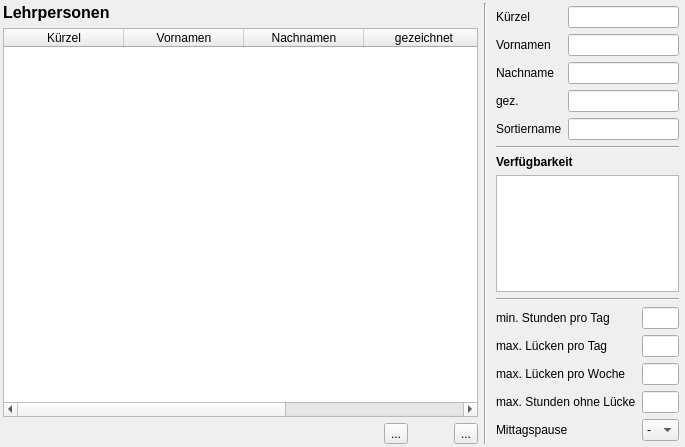
gradgrind/WZ3, file wz-data/ui/teacher_editor.ui: the form before one commit.
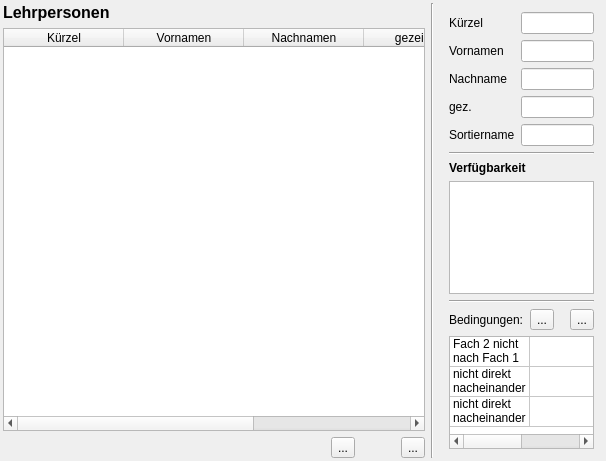
The form after the commit. Icons and pictures are not drawn. Custom widgets are drawn as their Qt base class.

Commit message: Timetable constraints for teachers, now like for classes

The edit to the form file:
```diff
--- a/wz-data/ui/teacher_editor.ui
+++ b/wz-data/ui/teacher_editor.ui
@@ -6,8 +6,8 @@
    <rect>
     <x>0</x>
     <y>0</y>
-    <width>685</width>
-    <height>447</height>
+    <width>606</width>
+    <height>461</height>
    </rect>
   </property>
   <property name="sizePolicy">
@@ -191,18 +191,6 @@
       </size>
      </property>
      <layout class="QVBoxLayout" name="verticalLayout">
-      <property name="leftMargin">
-       <number>3</number>
-      </property>
-      <property name="topMargin">
-       <number>3</number>
-      </property>
-      <property name="rightMargin">
-       <number>3</number>
-      </property>
-      <property name="bottomMargin">
-       <number>3</number>
-      </property>
       <item>
        <layout class="QFormLayout" name="formLayout">
         <item row="0" column="0">
@@ -296,19 +284,6 @@
         </property>
        </widget>
       </item>
-      <item>
-       <spacer name="verticalSpacer">
-        <property name="orientation">
-         <enum>Qt::Vertical</enum>
-        </property>
-        <property name="sizeHint" stdset="0">
-         <size>
-          <width>20</width>
-          <height>10</height>
-         </size>
-        </property>
-       </spacer>
-      </item>
       <item>
        <widget class="QLabel" name="label_6">
         <property name="font">
@@ -336,113 +311,156 @@
        </widget>
       </item>
       <item>
-       <layout class="QFormLayout" name="formLayout_2">
-        <item row="0" column="0">
-         <widget class="QLabel" name="label_2">
-          <property name="text">
-           <string>min. Stunden pro Tag</string>
-          </property>
-         </widget>
-        </item>
-        <item row="0" column="1">
-         <widget class="QLineEdit" name="MIN_LESSONS_PER_DAY"/>
-        </item>
-        <item row="1" column="0">
+       <layout class="QHBoxLayout" name="horizontalLayout_3">
+        <item>
          <widget class="QLabel" name="label_3">
           <property name="text">
-           <string>max. Lücken pro Tag</string>
+           <string>Bedingungen:</string>
           </property>
          </widget>
         </item>
-        <item row="1" column="1">
-         <widget class="QLineEdit" name="MAX_GAPS_PER_DAY"/>
-        </item>
-        <item row="2" column="0">
-         <widget class="QLabel" name="label_4">
-          <property name="text">
-           <string>max. Lücken pro Woche</string>
+        <item>
+         <spacer name="horizontalSpacer_2">
+          <property name="orientation">
+           <enum>Qt::Horizontal</enum>
           </property>
-         </widget>
+          <property name="sizeHint" stdset="0">
+           <size>
+            <width>20</width>
+            <height>20</height>
+           </size>
+          </property>
+         </spacer>
         </item>
-        <item row="2" column="1">
-         <widget class="QLineEdit" name="MAX_GAPS_PER_WEEK"/>
-        </item>
-        <item row="3" column="0">
-         <widget class="QLabel" name="label_5">
+        <item>
+         <widget class="QToolButton" name="pb_remove_constraint">
+          <property name="toolTip">
+           <string>&lt;html&gt;&lt;head/&gt;&lt;body&gt;&lt;p&gt;aktuelle Lehrperson aus der Datenbank entfernen&lt;/p&gt;&lt;/body&gt;&lt;/html&gt;</string>
+          </property>
           <property name="text">
-           <string>max. Stunden ohne Lücke</string>
+           <string>...</string>
           </property>
+          <property name="icon">
+           <iconset>
+            <normaloff>../icons/icon_remove.svg</normaloff>../icons/icon_remove.svg</iconset>
+          </property>
+          <property name="iconSize">
+           <size>
+            <width>20</width>
+            <height>20</height>
+           </size>
+          </property>
          </widget>
         </item>
-        <item row="3" column="1">
-         <widget class="QLineEdit" name="MAX_CONSECUTIVE_LESSONS"/>
-        </item>
-        <item row="4" column="0">
-         <widget class="QLabel" name="label_12">
-          <property name="text">
-           <string>Mittagspause</string>
+        <item>
+         <spacer name="horizontalSpacer_4">
+          <property name="orientation">
+           <enum>Qt::Horizontal</enum>
           </property>
-         </widget>
+          <property name="sizeType">
+           <enum>QSizePolicy::Fixed</enum>
+          </property>
+          <property name="sizeHint" stdset="0">
+           <size>
+            <width>10</width>
+            <height>20</height>
+           </size>
+          </property>
+         </spacer>
         </item>
-        <item row="4" column="1">
-         <widget class="QComboBox" name="LUNCHBREAK">
+        <item>
+         <widget class="QToolButton" name="pb_new_constraint">
           <property name="toolTip">
            <string>&lt;html&gt;&lt;head/&gt;&lt;body&gt;&lt;p&gt;Wunsch nach einer Mittagspause (ohne Unterricht). Mögliche Werte sind „-“ (kein Bedarf oder nicht relevant) über 1, 2, 3, ... 9 bis „+“ (muss unbedingt berücksichtigt werden).&lt;/p&gt;&lt;/body&gt;&lt;/html&gt;</string>
           </property>
-          <item>
-           <property name="text">
-            <string>-</string>
-           </property>
-          </item>
-          <item>
-           <property name="text">
-            <string>1</string>
-           </property>
-          </item>
-          <item>
-           <property name="text">
-            <string>2</string>
-           </property>
-          </item>
-          <item>
-           <property name="text">
-            <string>3</string>
-           </property>
-          </item>
-          <item>
-           <property name="text">
-            <string>4</string>
-           </property>
-          </item>
-          <item>
-           <property name="text">
-            <string>5</string>
-           </property>
-          </item>
-          <item>
-           <property name="text">
-            <string>6</string>
-           </property>
-          </item>
-          <item>
-           <property name="text">
-            <string>7</string>
-           </property>
-          </item>
-          <item>
-           <property name="text">
-            <string>8</string>
-           </property>
-          </item>
-          <item>
-           <property name="text">
-            <string>+</string>
-           </property>
-          </item>
+          <property name="text">
+           <string>...</string>
+          </property>
+          <property name="icon">
+           <iconset>
+            <normaloff>../icons/icon_new.svg</normaloff>../icons/icon_new.svg</iconset>
+          </property>
+          <property name="iconSize">
+           <size>
+            <width>20</width>
+            <height>20</height>
+           </size>
+          </property>
          </widget>
         </item>
        </layout>
       </item>
+      <item>
+       <widget class="QTableWidget" name="constraints">
+        <property name="editTriggers">
+         <set>QAbstractItemView::NoEditTriggers</set>
+        </property>
+        <property name="selectionMode">
+         <enum>QAbstractItemView::SingleSelection</enum>
+        </property>
+        <property name="selectionBehavior">
+         <enum>QAbstractItemView::SelectRows</enum>
+        </property>
+        <attribute name="horizontalHeaderVisible">
+         <bool>false</bool>
+        </attribute>
+        <attribute name="horizontalHeaderCascadingSectionResizes">
+         <bool>false</bool>
+        </attribute>
+        <attribute name="horizontalHeaderMinimumSectionSize">
+         <number>40</number>
+        </attribute>
+        <attribute name="horizontalHeaderDefaultSectionSize">
+         <number>80</number>
+        </attribute>
+        <attribute name="horizontalHeaderStretchLastSection">
+         <bool>true</bool>
+        </attribute>
+        <attribute name="verticalHeaderVisible">
+         <bool>false</bool>
+        </attribute>
+        <row>
+         <property name="text">
+          <string>New Row</string>
+         </property>
+        </row>
+        <row>
+         <property name="text">
+          <string>New Row</string>
+         </property>
+        </row>
+        <row>
+         <property name="text">
+          <string>New Row</string>
+         </property>
+        </row>
+        <column>
+         <property name="text">
+          <string>constraint</string>
+         </property>
+        </column>
+        <column>
+         <property name="text">
+          <string>value</string>
+         </property>
+        </column>
+        <item row="0" column="0">
+         <property name="text">
+          <string>Fach 2 nicht nach Fach 1</string>
+         </property>
+        </item>
+        <item row="1" column="0">
+         <property name="text">
+          <string>nicht direkt nacheinander</string>
+         </property>
+        </item>
+        <item row="2" column="0">
+         <property name="text">
+          <string>nicht direkt nacheinander</string>
+         </property>
+        </item>
+       </widget>
+      </item>
      </layout>
     </widget>
    </item>
```
Left out of the diff: 5 changed lines with no effect on the pictures. The commit also changes 2 other files.
